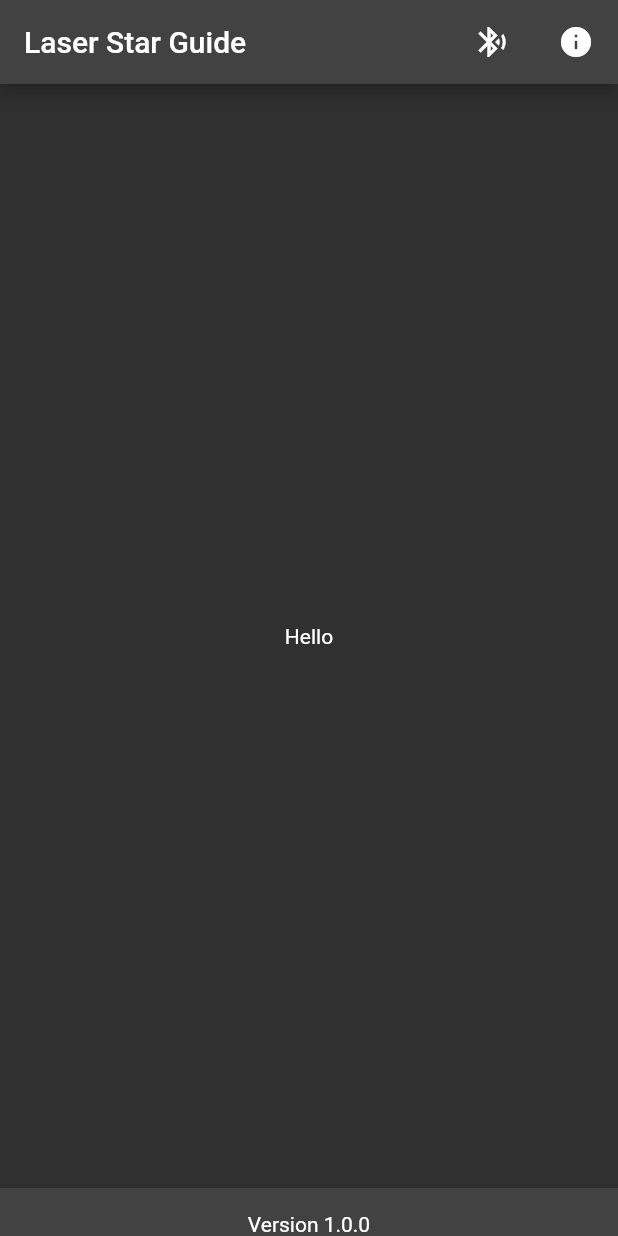
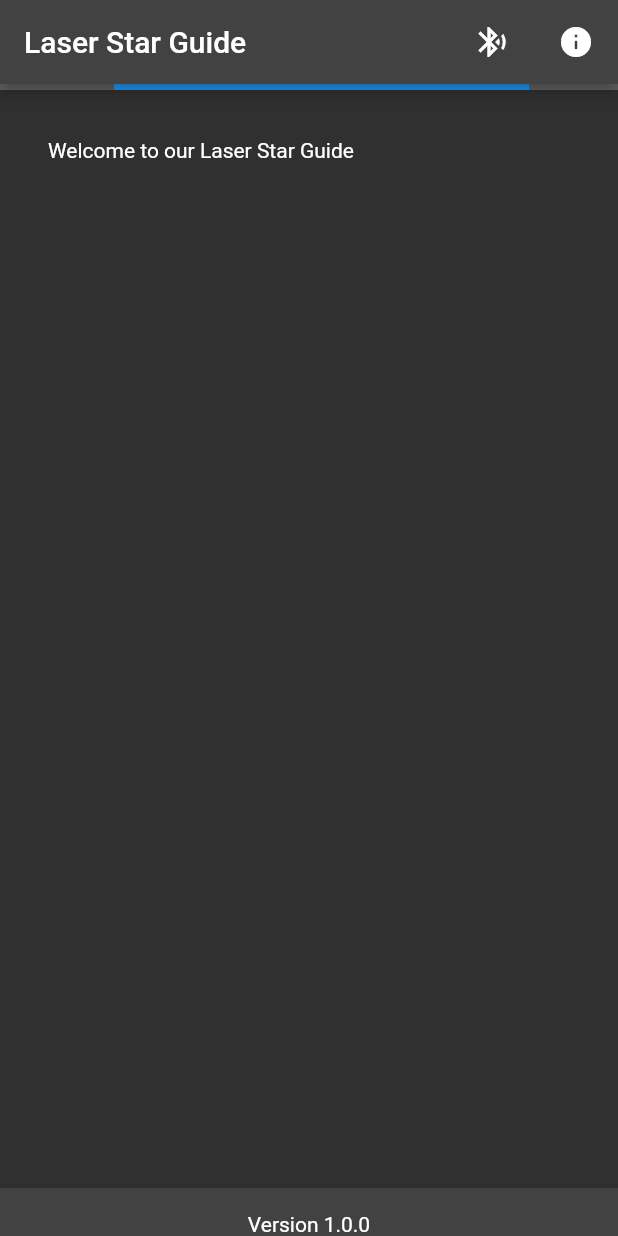
Before and after one commit to whipplejohn/StarGuide, a Flutter app: the screen it shows after launch, on a phone screen of 412 x 824 dp. Run offline on Flutter 3.47's test engine with Material 2 defaults, Android fonts, the phone set to English and light mode, and no system bars.

Commit message:
Update main.dart

```diff
--- a/App/lib/main.dart
+++ b/App/lib/main.dart
@@ -43,6 +43,14 @@ class MyHomePage extends StatefulWidget {
 }
 
 class _MyHomePageState extends State<MyHomePage> with TickerProviderStateMixin {
+  Widget textSection = const Padding(
+    padding: EdgeInsets.all(32),
+    child: Text(
+      'Welcome to our Laser Star Guide',
+      softWrap: true,
+    ),
+  );
+
   @override
   Widget build(BuildContext context) {
     return Scaffold(
@@ -70,8 +78,11 @@ class _MyHomePageState extends State<MyHomePage> with TickerProviderStateMixin {
           ),
         ],
       ),
-      body: const Center(
-        child: Text('Hello'),
+      body: ListView(
+        children: [
+          LinearProgressIndicator(),
+          textSection,
+        ],
       ),
       bottomNavigationBar: const BottomAppBar(
         child: Text(
```
